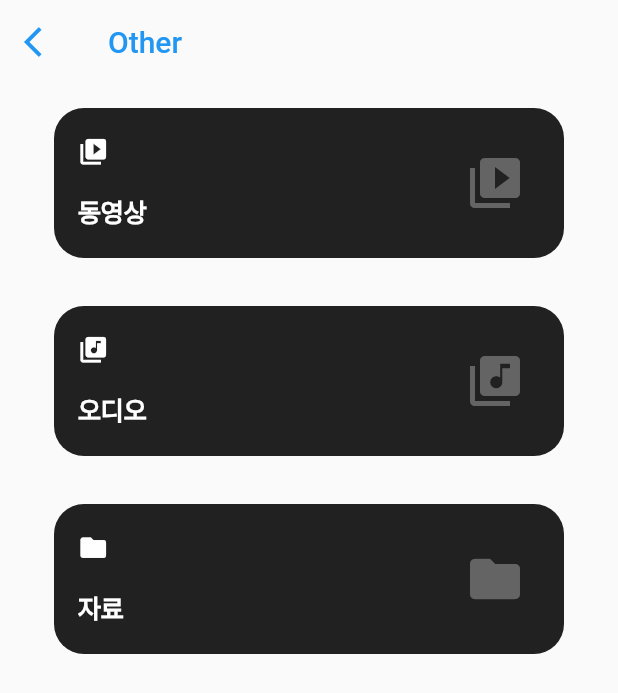
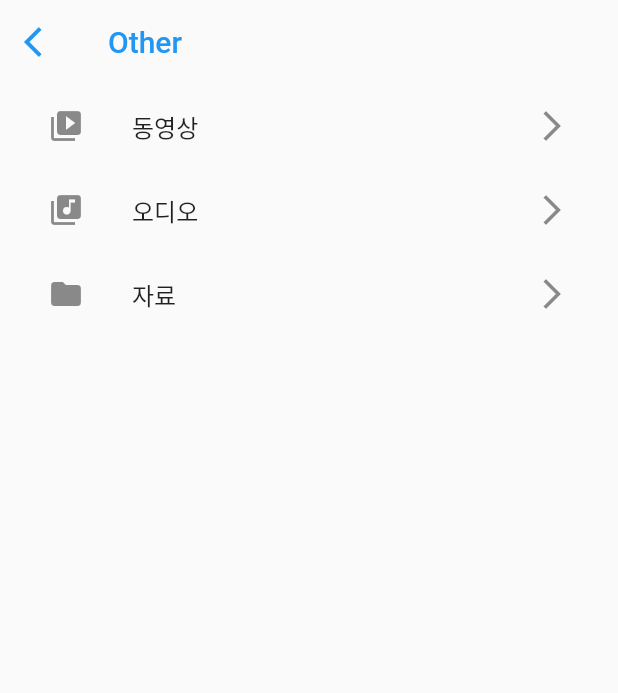
Before and after one commit to steve2972/BibleApp, a Flutter app: the OtherPage screen opened directly, on a phone screen of 412 x 824 dp. Shown: the top 693 px of the screen. Run offline on Flutter 3.47's test engine with Material 2 defaults, Android fonts, the phone set to English and light mode, and no system bars; our stand-ins replace bloc, equatable, flutter_bloc, flutter_markdown, flutter_speed_dial, outline_material_icons and 4 more; accounts and stored records are empty.

Commit message:
samsung galaxy s8 renderflex + new functions

```diff
--- a/lib/UI/Models/Menu/MenuToProfile.dart
+++ b/lib/UI/Models/Menu/MenuToProfile.dart
@@ -23,14 +23,15 @@ class MenuToProfile extends StatelessWidget {
                 Container(
                   alignment: Alignment.centerLeft,
                   child: Text(
-                    "Steven Song",
+                    "송재헌 형제",
                     style: Styles.titleText,
                   ),
                 ),
                 Container(
                   alignment: Alignment.centerLeft,
                   child: Text(
-                    "View Profile"
+                    "steve2972@gmail.com",
+                    style: TextStyle(color: Colors.grey),
                   ),
                 ),
               ],
--- a/lib/UI/Models/Menu/SettingsBar.dart
+++ b/lib/UI/Models/Menu/SettingsBar.dart
@@ -1,5 +1,6 @@
 import 'package:bible_test2/UI/Screens/MenuPage/HelpAndSupport/AboutAppPage.dart';
 import 'package:bible_test2/UI/Screens/MenuPage/SettingsPage/SettingsPage.dart';
+import 'package:bible_test2/UI/Screens/MenuPage/SettingsPage/StatisticsPage.dart';
 import 'package:bible_test2/UI/theme.dart';
 import 'package:flutter/material.dart';
 import 'package:flutter/cupertino.dart';
@@ -17,7 +18,7 @@ class SettingsBar extends StatelessWidget {
             children: <Widget>[
               createSettingsBar(
                 Icon(CupertinoIcons.profile_circled, color: Colors.grey[500],), "환경설정", SettingsPage(), context),
-              createSettingsBar(Icon(Icons.timer, color: Colors.orange,), "사용 시간", null, context),
+              createSettingsBar(Icon(Icons.timer, color: Colors.orange,), "사용 시간", StatisticsPage(), context),
               createSettingsBar(Icon(Icons.exit_to_app, color: Colors.blue,), "로그아웃", null, context),
 
             ],
--- a/lib/UI/Models/Profile/ProfileAppBar.dart
+++ b/lib/UI/Models/Profile/ProfileAppBar.dart
@@ -17,7 +17,7 @@ class ProfileAppBar extends StatelessWidget {
       pinned: true,
       title: Text("$name ${isMale ? "형제" : "자매"}", style: TextStyle(color: Colors.black),),
       centerTitle: true,
-      expandedHeight: 185,
+      expandedHeight: 165,
       actions: <Widget>[
         IconButton(
           icon: Icon(Icons.search),
--- a/lib/UI/Models/Reader/ReaderEntryPage.dart
+++ b/lib/UI/Models/Reader/ReaderEntryPage.dart
@@ -23,12 +23,14 @@ class ReaderEntryPage extends StatelessWidget {
           Divider(color: Colors.red, indent: 110, endIndent: 110,thickness: 2,),
           Spacer(),
           Row(
+            mainAxisAlignment: MainAxisAlignment.spaceEvenly,
             children: <Widget>[
               _buildBookTile(context, Icons.collections_bookmark, "성경", Colors.deepOrange.withOpacity(0.7), ChooseBookPage()),
               _buildBookTile(context, Icons.music_note, "찬송가", Colors.blue.withOpacity(0.6), HymnalEntryPage()),
             ],
           ),
           Row(
+            mainAxisAlignment: MainAxisAlignment.spaceEvenly,
             children: <Widget>[
               _buildBookTile(context, Icons.local_library, "도서", Colors.indigo.withOpacity(0.7), BookListPage()),
               _buildBookTile(context, Icons.playlist_add, "기타", Colors.green.withOpacity(0.6), OtherPage()),
@@ -48,7 +50,7 @@ class ReaderEntryPage extends StatelessWidget {
       },
       child: Container(
         height: 100,
-        width: 160,
+        width: MediaQuery.of(context).size.width * 0.4,
         child: Stack(
           children: <Widget>[
             Container(
--- a/lib/UI/Screens/ReaderPage/OtherPage.dart
+++ b/lib/UI/Screens/ReaderPage/OtherPage.dart
@@ -1,3 +1,4 @@
+import 'package:bible_test2/UI/Widgets/CupertinoNavigate.dart';
 import 'package:bible_test2/UI/theme.dart';
 import 'package:flutter/cupertino.dart';
 import 'package:flutter/material.dart';
@@ -21,9 +22,9 @@ class OtherPage extends StatelessWidget {
       body: ListView(
         physics: BouncingScrollPhysics(),
         children: <Widget>[
-          _buildTile(context, Icons.video_library, "동영상", Colors.grey[900], null),
-          _buildTile(context, Icons.library_music, "오디오", Colors.grey[900], null),
-          _buildTile(context, Icons.folder, "자료", Colors.grey[900], null),
+          _buildTile(context, Icons.video_library, "동영상", null),
+          _buildTile(context, Icons.library_music, "오디오", null),
+          _buildTile(context, Icons.folder, "자료", null),
 
 
 
@@ -32,50 +33,13 @@ class OtherPage extends StatelessWidget {
     );
   }
 
-  Widget _buildTile(BuildContext context, IconData icon, String label, Color color, Widget route) {
-    return CupertinoButton(
-      onPressed: () {
-        Navigator.push(context, CupertinoPageRoute(builder: (context) => route));
-      },
-      child:
-      Padding(
-        padding: const EdgeInsets.fromLTRB(16, 0, 16, 0),
-        child: Container(
-          height: 100,
-          width: double.infinity,
-          child: Stack(
-            children: <Widget>[
-              Container(
-                padding: const EdgeInsets.all(26),
-                alignment: Alignment.centerRight,
-                child: Opacity(
-                  opacity: 0.3,
-                  child: Icon(
-                    icon,
-                    size: 40,
-                    color: Colors.white,
-                  ),
-                ),
-                decoration: BoxDecoration(
-                  color: color,
-                  borderRadius: BorderRadius.circular(20)
-                ),
-              ),
-              Padding(
-                padding: const EdgeInsets.all(16),
-                child: Column(
-                  crossAxisAlignment: CrossAxisAlignment.start,
-                  mainAxisAlignment: MainAxisAlignment.center,
-                  children: <Widget>[
-                    Icon(icon, color: Colors.white),
-                    const SizedBox(height: 16,),
-                    Text(label, style: TextStyle(color: Colors.white, fontWeight: FontWeight.bold),)
-                  ],
-                ),
-              )
-            ],
-          ),
-        ),
+  Widget _buildTile(BuildContext context, IconData icon, String label, Widget route) {
+    return FlatButton(
+      onPressed: () {cupertinoNavigate(context, route);},
+      child: ListTile(
+        leading: Icon(icon),
+        title: Text(label),
+        trailing: Icon(Icons.arrow_forward_ios),
       ),
     );
   }
--- a/lib/main.dart
+++ b/lib/main.dart
@@ -22,6 +22,7 @@ class MyApp extends StatelessWidget {
   // This widget is the root of your application.
   @override
   Widget build(BuildContext context) {
+    SystemChrome.setSystemUIOverlayStyle(SystemUiOverlayStyle.dark);
     SystemChrome.setPreferredOrientations([
         DeviceOrientation.portraitUp,
       ]);
```
Also changed, not shown: lib/UI/Models/Menu/SettingsTile.dart (+13 -37 lines), lib/UI/Models/Profile/Church/ChurchList.dart (+9 -9 lines), lib/UI/Screens/MenuPage/SettingsPage/CalendarPage.dart (added, +84 -0 lines), lib/UI/Screens/MenuPage/SettingsPage/SettingsPage.dart (+4 -19 lines), lib/UI/Screens/MenuPage/SettingsPage/StatisticsPage.dart (added, +131 -0 lines), lib/UI/Screens/MenuPage/ChurchSchedulePage.dart (deleted), lib/UI/Screens/MenuPage/FriendsPage.dart (deleted), lib/UI/Screens/MenuPage/SettingsPage/FriendsPage.dart (added), lib/UI/Screens/MenuPage/StatisticsPage.dart (deleted).
